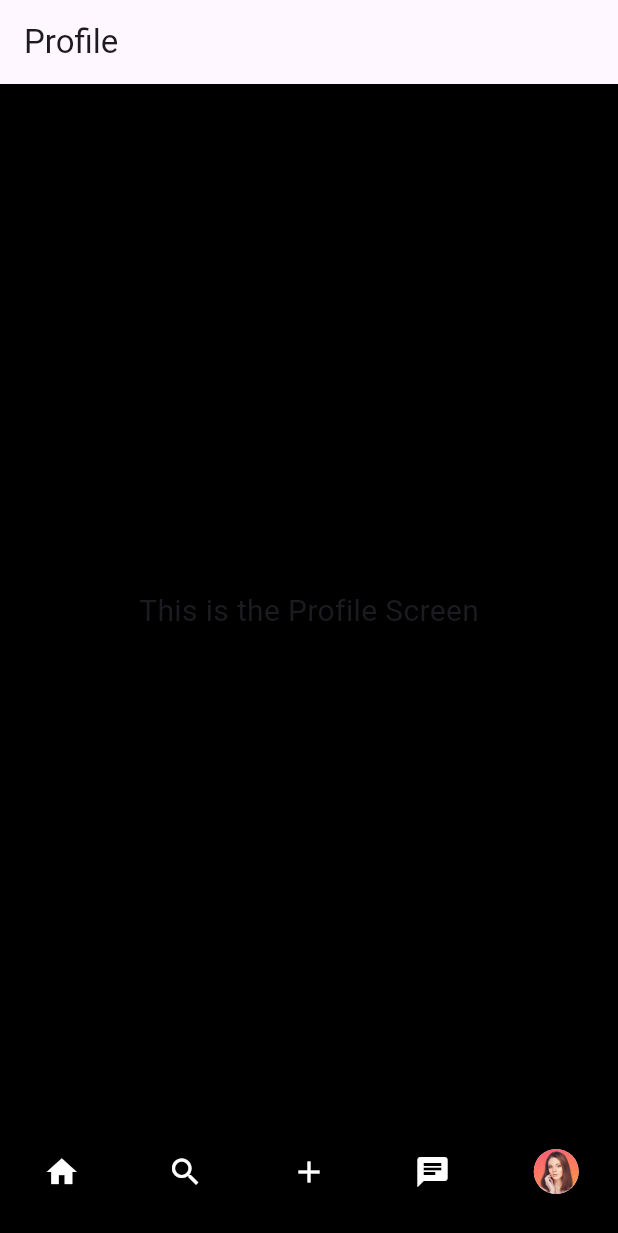
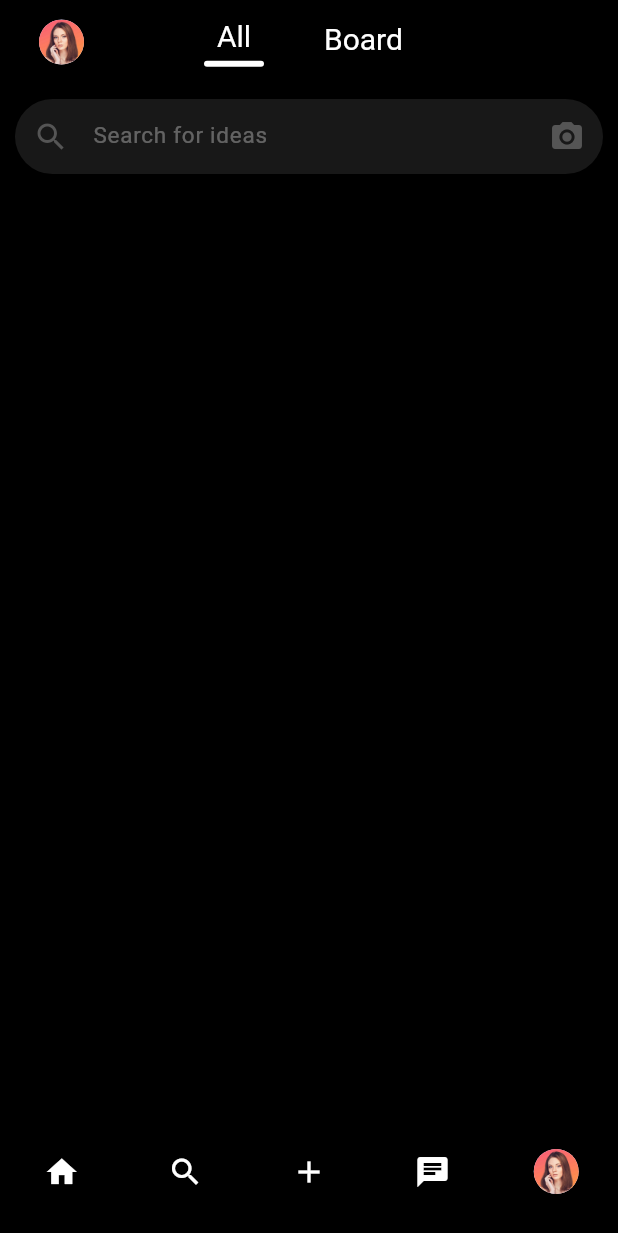
Before and after one commit to TnsaeANS/Pinterest_Flutter, a Flutter app: the screen it shows after launch, item 5 of the bottom bar chosen, on a phone screen of 412 x 824 dp. Shown: the top 1233 px of the screen. Run offline on Flutter 3.47's test engine with Material 3 defaults, Android fonts, the phone set to English and light mode, and no system bars.

Commit message:
profile, all, boards, and search

```diff
--- a/lib/pages/profile.dart
+++ b/lib/pages/profile.dart
@@ -7,12 +7,98 @@ class ProfileScreen extends StatelessWidget {
   @override
   Widget build(BuildContext context) {
     return Scaffold(
+      appBar: AppBar(
+        backgroundColor: Colors.transparent,
+        elevation: 0,
+        title: Row(
+          mainAxisAlignment: MainAxisAlignment.start,
+          children: [
+            const SizedBox(width: 10),
+            GestureDetector(
+              onTap: () {
+                // Handle the icon tap
+                print("Profile icon tapped");
+                // You can navigate to another page or perform any action here
+              },
+              child: CircleAvatar(
+                backgroundImage: AssetImage('assets/profile.png'),
+                radius: 15, // Adjust this value to control the size of the CircleAvatar
+              ),
+            ),
+            const SizedBox(width: 80), // Space after the avatar
+            Column(
+              children: [
+
+                const Text(
+                  "All",
+                  style: TextStyle(
+                    fontSize: 20,
+                    color: Colors.white,
+                  ),
+                ),
+                const SizedBox(height: 4), // Space between text and underline
+                Container(
+                  width: 40, // Adjust width as needed
+                  height: 4,  // Thickness of the underline
+                  decoration: BoxDecoration(
+                    color: Colors.white, // Color of the underline
+                    borderRadius: BorderRadius.circular(2), // Rounded corners
+                  ),
+                ),
+              ],
+            ),
+            const SizedBox(width: 40),
+            Column(
+              children: [
+                const Text(
+                  "Board",
+                  style: TextStyle(
+                    fontSize: 20,
+                    color: Colors.white,
+                  ),
+                ),
+                const SizedBox(height: 5),
+                // Container(
+                //   width: 40, // Adjust width as needed
+                //   height: 4,  // Thickness of the underline
+                //   decoration: BoxDecoration(
+                //     color: Colors.white, // Color of the underline
+                //     borderRadius: BorderRadius.circular(2), // Rounded corners
+                //   ),
+                // ),
+              ],
+            ),
+          ],
+        ),
+      ),
       backgroundColor: MainColor.primaryColor,
-      appBar: AppBar(title: const Text('Profile')),
-      body: const Center(
-        child: Text(
-          'This is the Profile Screen',
-          style: TextStyle(fontSize: 20),
+      body: SingleChildScrollView(
+        child: Column(
+          crossAxisAlignment: CrossAxisAlignment.start,
+          children: [
+            const SizedBox(height: 10), // Space below the AppBar
+            SizedBox(
+              width: MediaQuery.of(context).size.width,
+              height: 50,
+              child: Padding(
+                padding: const EdgeInsets.symmetric(horizontal: 10.0),
+                child: TextFormField(
+                  decoration: InputDecoration(
+                    hintText: 'Search for ideas',
+                    prefixIcon: Icon(Icons.search, color: const Color.fromARGB(234, 90, 90, 90)),
+                    suffixIcon: Icon(Icons.camera_alt, color: const Color.fromARGB(234, 90, 90, 90)),
+                    hintStyle: TextStyle(fontSize: 15, color: const Color.fromARGB(94, 228, 228, 228)),
+                    border: OutlineInputBorder(
+                      borderSide: BorderSide.none,
+                      borderRadius: BorderRadius.circular(40),
+                    ),
+                    filled: true,
+                    fillColor: const Color.fromARGB(28, 218, 218, 218),
+                  ),
+                ),
+              ),
+            ),
+          ],
         ),
       ),
     );
```
